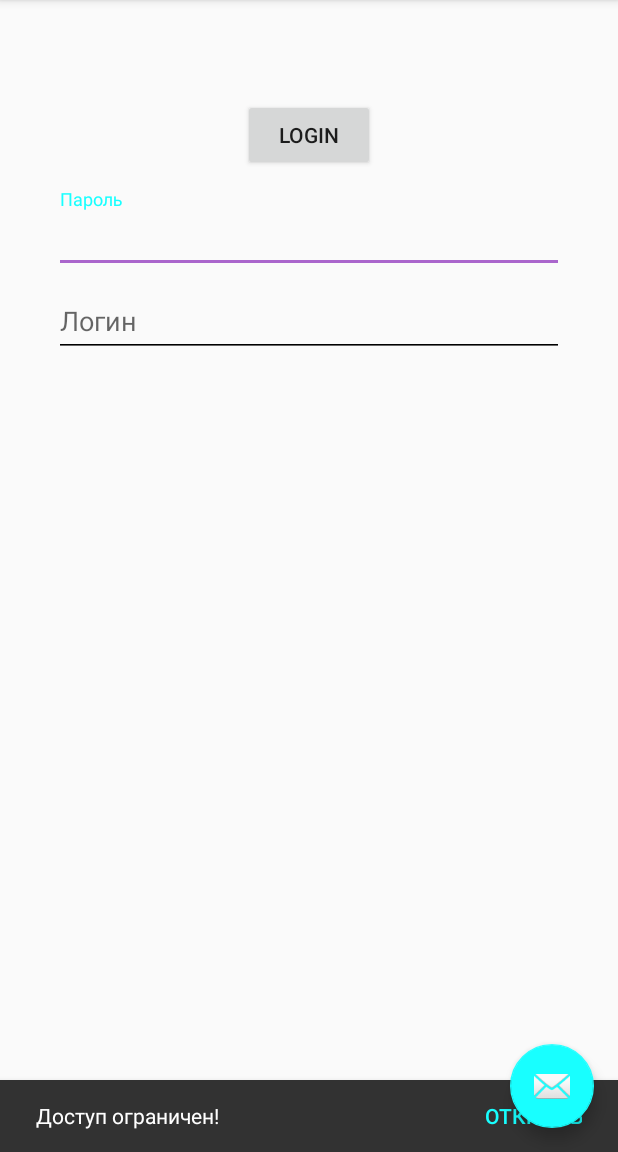
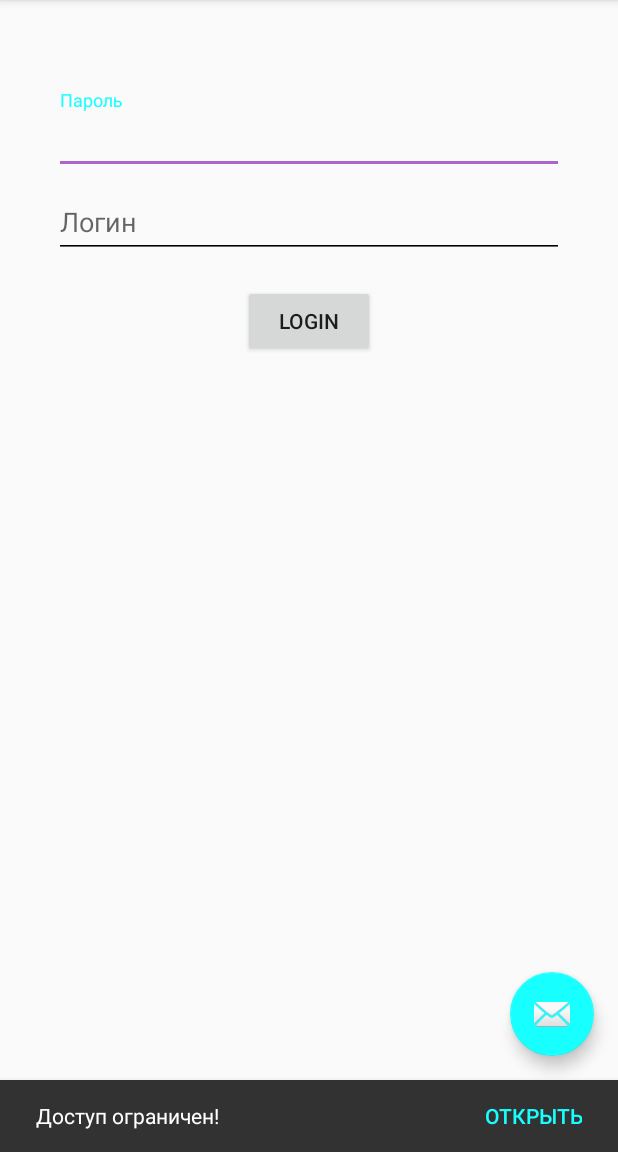
Before and after one commit to Jvitaliy82/MyInstagram2, an Android app: the screen it shows after launch (MainActivity), after a tap on "LOGIN", on a phone screen of 412 x 824 dp, the part 84-1236 px from its top. Run offline under Robolectric (Android 15) with nearby library versions, the phone set to English and light mode, and no system bars; 1 other tap on this screen came first.

Commit message:
les2 fix cover fab

```diff
--- a/app/src/main/java/ru/jdeveloperapps/myinstagram2/MainActivity.java
+++ b/app/src/main/java/ru/jdeveloperapps/myinstagram2/MainActivity.java
@@ -16,6 +16,7 @@ import com.google.android.material.snackbar.Snackbar;
 public class MainActivity extends AppCompatActivity {
 
     private Button logIn;
+    private FloatingActionButton fab;
     private View.OnClickListener snackbarOnClickListener = new View.OnClickListener() {
         @Override
         public void onClick(View view) {
@@ -35,7 +36,7 @@ public class MainActivity extends AppCompatActivity {
                 R.string.close_drawer);
         drawer.addDrawerListener(toggle);
         toggle.syncState();
-        FloatingActionButton fab = findViewById(R.id.fab);
+        fab = findViewById(R.id.fab);
         fab.setOnClickListener(new View.OnClickListener() {
             @Override
             public void onClick(View view) {
@@ -51,7 +52,7 @@ public class MainActivity extends AppCompatActivity {
         logIn.setOnClickListener(new View.OnClickListener() {
             @Override
             public void onClick(View v) {
-                Snackbar mSnackbar = Snackbar.make(logIn, "Доступ ограничен!", Snackbar.LENGTH_LONG);
+                Snackbar mSnackbar = Snackbar.make(fab, "Доступ ограничен!", Snackbar.LENGTH_LONG);
                 mSnackbar.setAction("Открыть", snackbarOnClickListener);
                 mSnackbar.show();
             }
--- a/app/src/main/res/layout/content_main.xml
+++ b/app/src/main/res/layout/content_main.xml
@@ -16,13 +16,7 @@
         android:layout_marginBottom="178dp"
         android:orientation="vertical">
 
-        <Button
-            android:id="@+id/btn_login"
-            android:layout_width="wrap_content"
-            android:layout_height="wrap_content"
-            android:layout_gravity="center_horizontal"
-            android:layout_marginTop="18dp"
-            android:text="LogIn" />
+
 
         <com.google.android.material.textfield.TextInputLayout
             android:layout_width="match_parent"
@@ -60,9 +54,17 @@
                 android:theme="@style/EditTextStyle" />
 
         </com.google.android.material.textfield.TextInputLayout>
+
+        <Button
+            android:id="@+id/btn_login"
+            android:layout_width="wrap_content"
+            android:layout_height="wrap_content"
+            android:layout_gravity="center_horizontal"
+            android:layout_marginTop="18dp"
+            android:text="LogIn" />
+
     </LinearLayout>
 
     <include layout="@layout/bottom_sheet" />
 
-
 </androidx.coordinatorlayout.widget.CoordinatorLayout>
```
